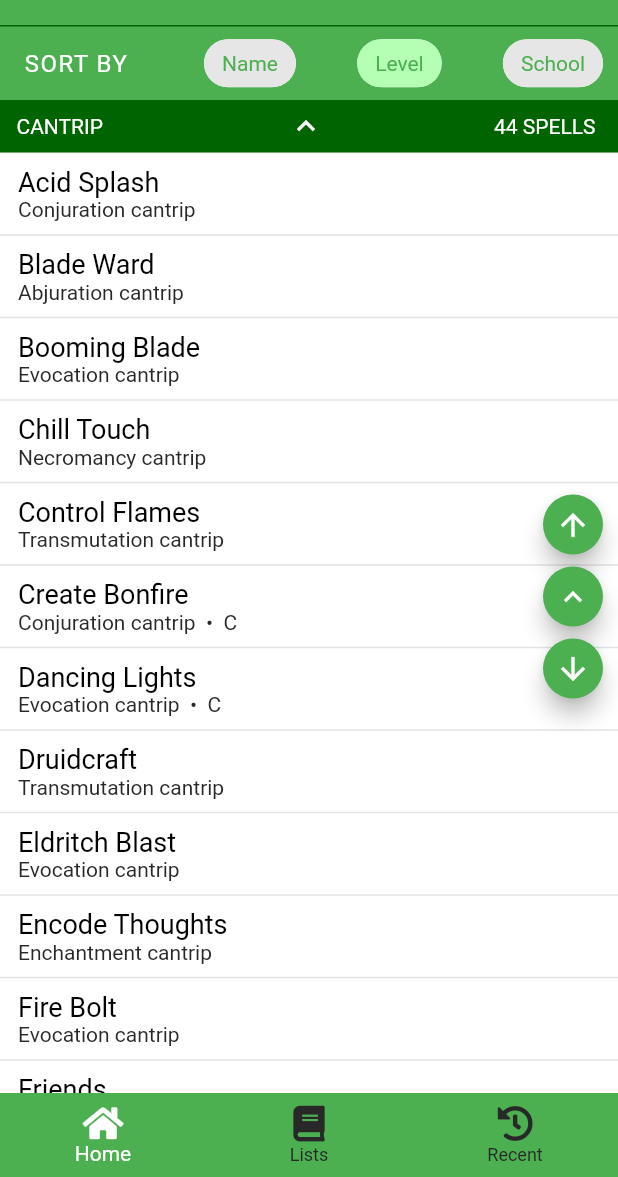
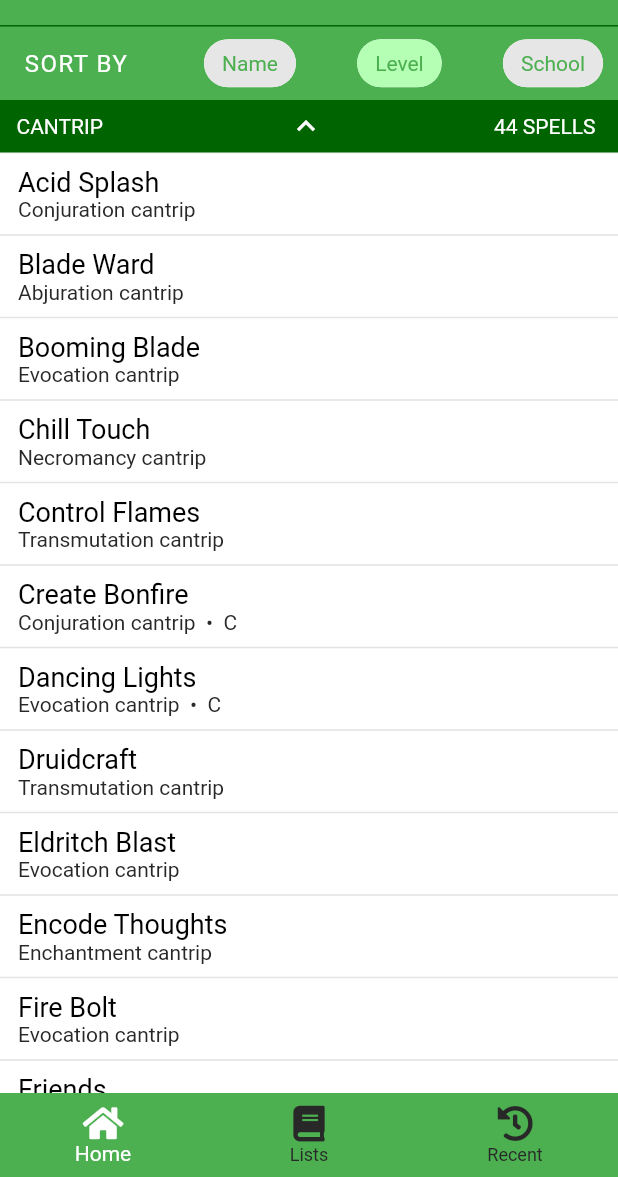
Before and after one commit to rijkdw/dnd-spells-flutter, a Flutter app: the screen it shows after launch, after a tap on "Level", on a phone screen of 412 x 824 dp, the part 59-1236 px from its top. Run offline on Flutter 3.47's test engine with Material 2 defaults, Android fonts, the phone set to English and light mode, and no system bars; our stand-ins replace flutter_sticky_header, font_awesome_flutter, shared_preferences.

Commit message:
Small fixes

```diff
--- a/lib/components/clearabletextfield.dart
+++ b/lib/components/clearabletextfield.dart
@@ -7,7 +7,8 @@ class ClearableTextField extends StatelessWidget {
   final String hintText;
   final Function(String) onChanged;
   final VoidCallback onCleared;
-  ClearableTextField({@required this.hintText, @required this.controller, this.onChanged, this.onCleared});
+  final bool autofocus;
+  ClearableTextField({@required this.hintText, @required this.controller, this.onChanged, this.onCleared, this.autofocus:false});
 
   @override
   Widget build(BuildContext context) {
@@ -16,6 +17,7 @@ class ClearableTextField extends StatelessWidget {
         SizedBox(width: 6),
         Expanded(
           child: TextField(
+            autofocus: this.autofocus,
             onChanged: (newValue) => onChanged(newValue),
             controller: this.controller,
             cursorColor: Provider.of<ThemeManager>(context).colorPalette.emphasisTextColor,
--- a/lib/components/drawer.dart
+++ b/lib/components/drawer.dart
@@ -30,29 +30,41 @@ class SettingsDrawer extends StatelessWidget {
               padding: EdgeInsets.all(0),
               shrinkWrap: true,
               children: <Widget>[
-                ExpansionTile(
-                  initiallyExpanded: true,
-                  title: Text(
-                    'Appearance',
-                    style: TextStyle(
-                      fontSize: 18,
-                    ),
+                _MenuListTile(
+                  text: 'Change Theme',
+                  onTap: () => showDialog(
+                    context: context,
+                    builder: (context) => _ThemeChangeDialog(),
                   ),
-                  children: <Widget>[
-                    ListTile(
-                      title: Text('Change Theme'),
-                      onTap: () => showDialog(
-                        context: context,
-                        builder: (context) => _ThemeChangeDialog(),
-                      ),
-                    )
-                  ],
                 ),
               ],
             ),
           ],
         ),
       ),
+    );
+  }
+}
+
+class _MenuListTile extends StatelessWidget {
+  final String text;
+  final VoidCallback onTap;
+
+  _MenuListTile({this.text: 'uwu', @required this.onTap});
+
+  @override
+  Widget build(BuildContext context) {
+    return ListTile(
+      title: Text(
+        this.text,
+        style: TextStyle(
+          fontSize: 16,
+          fontWeight: FontWeight.normal,
+          color: Provider.of<ThemeManager>(context).colorPalette.mainTextColor,
+        ),
+      ),
+      dense: true,
+      onTap: this.onTap,
     );
   }
 }
--- a/lib/components/headeredspell_list.dart
+++ b/lib/components/headeredspell_list.dart
@@ -39,13 +39,7 @@ class _HeaderedSpellListState extends State<HeaderedSpellList> {
   }
 
   void invertMapAt(String headerName) {
-    setState(() {
-      print('boi $headerName');
-      print(headerToExpandedMap[headerName]);
-      headerToExpandedMap[headerName] = !headerToExpandedMap[headerName];
-      print(headerToExpandedMap[headerName]);
-    });
-    setState(() {});
+    setState(() => headerToExpandedMap[headerName] = !headerToExpandedMap[headerName]);
   }
 
   Map<String, List<Spell>> splitSpells() {
@@ -94,7 +88,6 @@ class _HeaderedSpellListState extends State<HeaderedSpellList> {
     return '';
   }
 
-  void allExpandOrCompressButtonPress() {
   bool allIsExpanded() {
     for (String headerName in headerToExpandedMap.keys) {
       if (!headerToExpandedMap[headerName]) return false;
@@ -109,6 +102,7 @@ class _HeaderedSpellListState extends State<HeaderedSpellList> {
     return true;
   }
 
+  void allExpandOrCompressButtonPress() {
     print('Time to alter all');
     if (allIsCompressed()) {
       print('All is compressed');
@@ -269,69 +263,71 @@ class _HeaderedSpellListState extends State<HeaderedSpellList> {
           // the list
           ScrollConfiguration(
             behavior: NoGlowScrollBehavior(),
+            child: Scrollbar(
               child: CustomScrollView(
                 controller: scrollController,
                 shrinkWrap: true,
                 slivers: getStickyHeaders(),
               ),
             ),
+          ),
 
           // the navigation buttons
-          Container(
-            width: double.infinity,
-            height: double.infinity,
-            padding: const EdgeInsets.all(6),
-            alignment: Alignment.centerRight,
-            child: Column(
-              mainAxisSize: MainAxisSize.min,
-              children: <Widget>[
-                FloatingActionButton(
-                  mini: true,
-                  heroTag: null,
-                  onPressed: () {
-                    scrollController.animateTo(
-                      0,
-                      duration: Duration(milliseconds: 500),
-                      curve: Curves.ease,
-                    );
-                  },
-                  backgroundColor: Provider.of<ThemeManager>(context).colorPalette.buttonColor,
-                  child: Icon(
-                    Icons.arrow_upward,
-                    color: Provider.of<ThemeManager>(context).colorPalette.buttonTextColor,
-                  ),
-                ),
-//                SizedBox(height: 2, width: 2),
-                FloatingActionButton(
-                  mini: true,
-                  heroTag: null,
-                  onPressed: allExpandOrCompressButtonPress,
-                  backgroundColor: Provider.of<ThemeManager>(context).colorPalette.buttonColor,
-                  child: Icon(
-                    Icons.expand_less,
-                    color: Provider.of<ThemeManager>(context).colorPalette.buttonTextColor,
-                  ),
-                ),
-//                SizedBox(height: 2, width: 2),
-                FloatingActionButton(
-                  mini: true,
-                  heroTag: null,
-                  onPressed: () {
-                    scrollController.animateTo(
-                      scrollController.position.maxScrollExtent,
-                      duration: Duration(milliseconds: 500),
-                      curve: Curves.ease,
-                    );
-                  },
-                  backgroundColor: Provider.of<ThemeManager>(context).colorPalette.buttonColor,
-                  child: Icon(
-                    Icons.arrow_downward,
-                    color: Provider.of<ThemeManager>(context).colorPalette.buttonTextColor,
-                  ),
-                ),
-              ],
-            ),
-          ),
+//          Container(
+//            width: double.infinity,
+//            height: double.infinity,
+//            padding: const EdgeInsets.all(6),
+//            alignment: Alignment.centerRight,
+//            child: Column(
+//              mainAxisSize: MainAxisSize.min,
+//              children: <Widget>[
+//                FloatingActionButton(
+//                  mini: true,
+//                  heroTag: null,
+//                  onPressed: () {
+//                    scrollController.animateTo(
+//                      0,
+//                      duration: Duration(milliseconds: 500),
+//                      curve: Curves.ease,
+//                    );
+//                  },
+//                  backgroundColor: Provider.of<ThemeManager>(context).colorPalette.buttonColor,
+//                  child: Icon(
+//                    Icons.arrow_upward,
+//                    color: Provider.of<ThemeManager>(context).colorPalette.buttonTextColor,
+//                  ),
+//                ),
+////                SizedBox(height: 2, width: 2),
+//                FloatingActionButton(
+//                  mini: true,
+//                  heroTag: null,
+//                  onPressed: allExpandOrCompressButtonPress,
+//                  backgroundColor: Provider.of<ThemeManager>(context).colorPalette.buttonColor,
+//                  child: Icon(
+//                    allIsCompressed() ? Icons.expand_more : Icons.expand_less,
+//                    color: Provider.of<ThemeManager>(context).colorPalette.buttonTextColor,
+//                  ),
+//                ),
+////                SizedBox(height: 2, width: 2),
+//                FloatingActionButton(
+//                  mini: true,
+//                  heroTag: null,
+//                  onPressed: () {
+//                    scrollController.animateTo(
+//                      scrollController.position.maxScrollExtent,
+//                      duration: Duration(milliseconds: 500),
+//                      curve: Curves.ease,
+//                    );
+//                  },
+//                  backgroundColor: Provider.of<ThemeManager>(context).colorPalette.buttonColor,
+//                  child: Icon(
+//                    Icons.arrow_downward,
+//                    color: Provider.of<ThemeManager>(context).colorPalette.buttonTextColor,
+//                  ),
+//                ),
+//              ],
+//            ),
+//          ),
         ],
       ),
     );
--- a/lib/main.dart
+++ b/lib/main.dart
@@ -39,6 +39,7 @@ class DnD5eSpellsApp extends StatelessWidget {
                   color: themeManager.colorPalette.mainTextColor,
                 ),
               ),
+              dividerColor: themeManager.colorPalette.tableLineColor,
               chipTheme: ChipTheme.of(context).copyWith(
                 backgroundColor: themeManager.colorPalette.chipUnselectedColor,
                 selectedColor: themeManager.colorPalette.chipSelectedColor,
--- a/lib/models/colorpalette.dart
+++ b/lib/models/colorpalette.dart
@@ -2,7 +2,6 @@ import 'package:flutter/material.dart';
 import 'package:flutter/services.dart';
 
 class ColorPalette {
-
   // brightness
   Brightness brightness;
 
@@ -31,6 +30,7 @@ class ColorPalette {
   Color emphasisTextColor;
   Color subTextColor;
   Color clickableTextLinkColor;
+  Color tableLineColor;
 
   // dialog colors
   Color dialogBackgroundColor;
@@ -58,5 +58,6 @@ class ColorPalette {
     this.emphasisTextColor: Colors.purple,
     this.buttonTextColor: Colors.green,
     this.chipUnselectedTextColor: Colors.purple,
+    this.tableLineColor = Colors.green,
   });
 }
--- a/lib/screens/mainscreen.dart
+++ b/lib/screens/mainscreen.dart
@@ -29,6 +29,7 @@ class _MainScreenState extends State<MainScreen> {
       Provider.of<SearchManager>(context, listen: false).clearFilters();
       return Future.value(false);
     }
+    // do the double-tap thing
     DateTime now = DateTime.now();
     if (currentBackPressTime == null ||
         now.difference(currentBackPressTime) > Duration(milliseconds: 300)) {
--- a/lib/screens/pages/searchpage.dart
+++ b/lib/screens/pages/searchpage.dart
@@ -65,7 +65,6 @@ class _SearchPageState extends State<SearchPage> {
               size: 20,
             ),
             onPressed: () => showModalBottomSheet(
-              // TODO quicksearch
               context: context,
 //              isScrollControlled: true,
               builder: (context) => QuickSearchBottomSheet(),
--- a/lib/services/conditionrepository.dart
+++ b/lib/services/conditionrepository.dart
@@ -8,7 +8,7 @@ class ConditionRepository extends ChangeNotifier {
 
   Map<String, Condition> _conditionsMap = {};
 
-  Condition getConditionFromName(String name) => _conditionsMap[name];
+  Condition getConditionFromName(String name) => _conditionsMap[name.toLowerCase()];
 
   ConditionRepository() {
     print('Constructing conditionrepo');
@@ -20,8 +20,7 @@ class ConditionRepository extends ChangeNotifier {
     String jsonString = await rootBundle.loadString('assets/conditions.json');
     List<Map<String, dynamic>> jsonDecoded = List<Map<String, dynamic>>.from(json.decode(jsonString));
     jsonDecoded.forEach((map) {
-      print(map['name']);
-      _conditionsMap[map['name']] = Condition(map);
+      _conditionsMap[map['name'].toString().toLowerCase()] = Condition(map);
     });
     notifyListeners();
   }
--- a/lib/services/searchmanager.dart
+++ b/lib/services/searchmanager.dart
@@ -42,7 +42,8 @@ class SearchManager extends ChangeNotifier {
   }
 
   void quickSearch(String token, QuickSearchSelection selection) {
-    print('SearchManager quicksearching for $token as ${selection.toString()}');
+    token = token.trim();
+    print('SearchManager quicksearching for \"$token\" as ${selection.toString()}');
     // determine which changed:  token or selection (can only be one)
     if (_lastSelection != selection) {  // selection changed
       // reset both values without notifying listeners
--- a/lib/services/themes.dart
+++ b/lib/services/themes.dart
@@ -27,6 +27,7 @@ Map<String, ColorPalette> appColorPalettes = {
     chipUnselectedColor: _almostWhite,
     buttonTextColor: Colors.white,
     dialogBackgroundColor: Colors.white,
+    tableLineColor: Colors.black.withOpacity(0.7),
   ),
   "Druid (Dark)": ColorPalette(
     brightness: Brightness.dark,
@@ -47,45 +48,6 @@ Map<String, ColorPalette> appColorPalettes = {
     dialogBackgroundColor: _mediumGrey,
     emphasisTextColor: Colors.green,
     buttonTextColor: Colors.white,
-  ),
-  "Wizard": ColorPalette(
-    brightness: Brightness.light,
-    drawerPrimary: Colors.blue,
-    clickableTextLinkColor: Color.fromRGBO(0, 0, 150, 1),
-    appBarBackgroundColor: Colors.blue,
-    navBarBackgroundColor: Colors.blue,
-    navBarSelectedColor: Colors.white,
-    navBarUnselectedColor: _darkGrey,
-    stickyHeaderBackgroundColor: Color.fromRGBO(0, 0, 100, 1),
-    buttonColor: Colors.blue,
-    mainTextColor: Colors.black,
-    subTextColor: _darkGrey,
-    emphasisTextColor: Colors.black,
-    chipSelectedTextColor: Colors.blue,
-    chipUnselectedTextColor: Colors.black,
-    chipSelectedColor: Color.fromRGBO(180, 180, 255, 1),
-    chipUnselectedColor: _almostWhite,
-    buttonTextColor: Colors.white,
-    dialogBackgroundColor: Colors.white,
-  ),
-  "Wizard (Dark)": ColorPalette(
-    brightness: Brightness.dark,
-    drawerPrimary: Colors.blue,
-    clickableTextLinkColor: Colors.blue,
-    appBarBackgroundColor: _mediumGrey,
-    navBarBackgroundColor: _mediumGrey,
-    navBarSelectedColor: Colors.blue,
-    navBarUnselectedColor: _lightGrey,
-    stickyHeaderBackgroundColor: _darkGrey,
-    buttonColor: Colors.blue,
-    mainTextColor: Colors.white,
-    subTextColor: Colors.grey,
-    chipSelectedColor: Colors.blue,
-    chipUnselectedColor: _darkGrey,
-    chipSelectedTextColor: Colors.white,
-    chipUnselectedTextColor: Colors.white,
-    dialogBackgroundColor: _mediumGrey,
-    emphasisTextColor: Colors.blue,
-    buttonTextColor: Colors.white,
+    tableLineColor: Colors.white.withOpacity(0.7),
   ),
 };
```
Also changed, not shown: lib/components/conditionpopup.dart (+81 -39 lines), lib/components/quicksearchbottomsheet.dart (+9 -8 lines), lib/screens/spellinfoscreen.dart (+16 -3 lines). Lines whose indentation alone changed are shown as unchanged.
